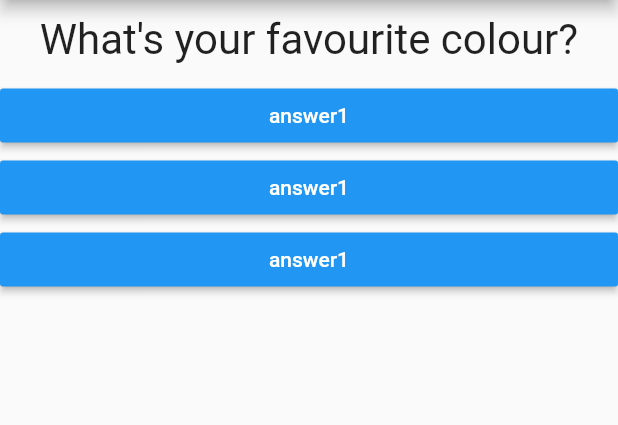
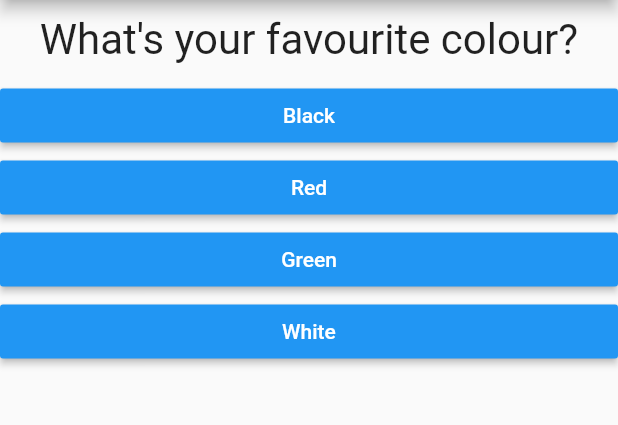
Before and after one commit to kimjaehu/first_app_pra, a Flutter app: the screen it shows after launch, on a phone screen of 412 x 824 dp, the part 84-509 px from its top. Run offline on Flutter 3.47's test engine with Material 2 defaults, Android fonts, the phone set to English and light mode, and no system bars.

Commit message:
finished project

```diff
--- a/lib/answer.dart
+++ b/lib/answer.dart
@@ -2,8 +2,9 @@ import 'package:flutter/material.dart';
 
 class Answer extends StatelessWidget {
   final Function selectHandler;
+  final String answerText;
 
-  Answer(this.selectHandler);
+  Answer(this.selectHandler, String this.answerText);
 
   @override
   Widget build(BuildContext context) {
@@ -12,7 +13,7 @@ class Answer extends StatelessWidget {
       child: RaisedButton(
         color: Colors.blue,
         textColor: Colors.white,
-        child: Text('answer1'),
+        child: Text(answerText),
         onPressed: selectHandler,
       ),
     );
--- a/lib/main.dart
+++ b/lib/main.dart
@@ -1,7 +1,7 @@
 import 'package:flutter/material.dart';
 
-import './question.dart';
-import './answer.dart';
+import './quiz.dart';
+import './result.dart';
 
 // void main() {
 //   runApp(MyApp());
@@ -10,7 +10,6 @@ import './answer.dart';
 void main() => runApp(MyApp());
 
 class MyApp extends StatefulWidget {
-
   @override
   State<StatefulWidget> createState() {
     // TODO: implement createState
@@ -19,36 +18,71 @@ class MyApp extends StatefulWidget {
 }
 
 class _MyAppState extends State<MyApp> {
-var _questionIndex = 0;
+  final _questions = const [
+    {
+      'questionText': 'What\'s your favourite colour?',
+      'answers': [
+        {'text': 'Black', 'score': 10},
+        {'text': 'Red', 'score': 5},
+        {'text': 'Green', 'score': 3},
+        {'text': 'White', 'score': 1}
+      ]
+    },
+    {
+      'questionText': 'What\'s your favourite animal?',
+      'answers': [
+        {'text': 'Dog', 'score': 10},
+        {'text': 'Cat', 'score': 5},
+        {'text': 'Elephant', 'score': 3},
+        {'text': 'Tiger', 'score': 1}
+      ]
+    },
+    {
+      'questionText': 'Who\'s your favourite person?',
+      'answers': [
+        {'text': 'Mom', 'score': 10},
+        {'text': 'Dad', 'score': 5},
+        {'text': 'Brother', 'score': 3},
+        {'text': 'Sister', 'score': 1}
+      ]
+    },
+  ];
 
-  void _answerQuestion() {
-    setState((){
+  var _questionIndex = 0;
+  var _totalScore = 0;
+
+  void _resetQuiz() {
+    setState(() {
+      _questionIndex = 0;
+      _totalScore = 0;
+    });
+  }
+
+  void _answerQuestion(int score) {
+    _totalScore += score;
+
+    setState(() {
       _questionIndex++;
     });
-    print(_questionIndex);
+    if (_questionIndex < _questions.length) {
+      print('have more questions');
+    }
   }
 
   @override
   Widget build(BuildContext context) {
-    var questions = [
-      'What\'s your favourite colour?',
-      'What\'s your favourite animal?',
-    ];
     return MaterialApp(
       home: Scaffold(
         appBar: AppBar(
           title: Text('My First App'),
         ),
-        body: Column(
-          children: [
-            Question(
-              questions[_questionIndex],
-            ),
-            Answer(_answerQuestion),
-            Answer(_answerQuestion),
-            Answer(_answerQuestion),
-          ],
-        ),
+        body: _questionIndex < _questions.length
+            ? Quiz(
+                answerQuestion: _answerQuestion,
+                questionIndex: _questionIndex,
+                questions: _questions,
+              )
+            : Result(_totalScore, _resetQuiz),
       ),
     );
   }
--- /dev/null
+++ b/lib/quiz.dart
@@ -0,0 +1,30 @@
+import 'package:flutter/material.dart';
+
+import './question.dart';
+import './answer.dart';
+
+class Quiz extends StatelessWidget {
+  final List<Map<String, Object>> questions;
+  final int questionIndex;
+  final Function answerQuestion;
+
+  Quiz({
+    @required this.questions,
+    @required this.answerQuestion,
+    @required this.questionIndex,
+  });
+
+  @override
+  Widget build(BuildContext context) {
+    return Column(
+      children: [
+        Question(
+          questions[questionIndex]['questionText'],
+        ),
+        ...(questions[questionIndex]['answers'] as List<Map<String, Object>>).map((answer) {
+          return Answer(() => answerQuestion(answer['score']), answer['text']);
+        }).toList()
+      ],
+    );
+  }
+}
```
Also changed, not shown: lib/result.dart (added, +42 -0 lines).
